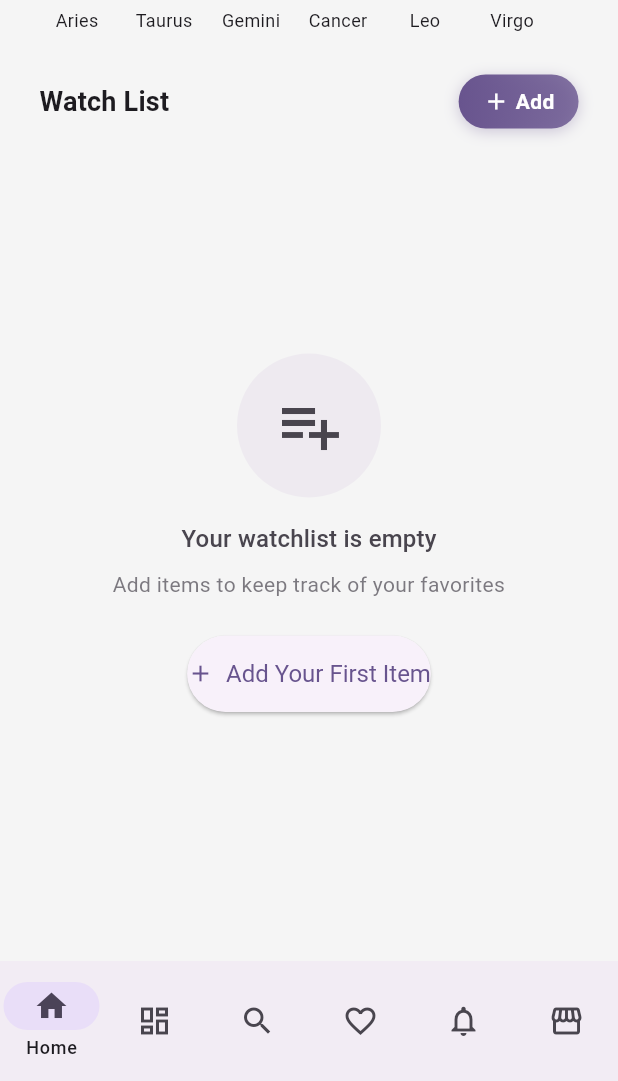
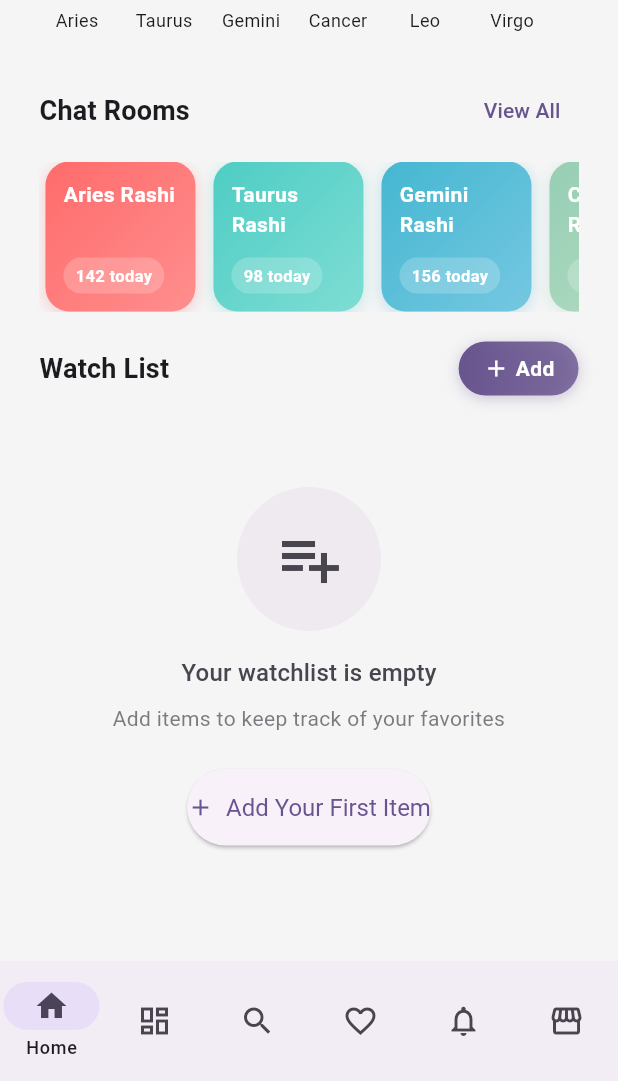
Before and after one commit to RoosterInc/StarChat, a Flutter app: the HomePage screen opened by its route, scrolled down 200 dp, on a phone screen of 412 x 824 dp, the part 155-1236 px from its top. Run offline on Flutter 3.47's test engine with Material 3 defaults, Android fonts, the phone set to English and light mode, and no system bars; our stand-ins replace appwrite, cached_network_image, connectivity_plus, email_validator, flutter_cache_manager, flutter_dotenv and 6 more; accounts and stored records are empty; network calls fail.

Commit message:
Add chat rooms feature with pages and controller

```diff
--- a/lib/bindings/auth_binding.dart
+++ b/lib/bindings/auth_binding.dart
@@ -1,5 +1,6 @@
 import 'package:get/get.dart';
 import '../controllers/auth_controller.dart';
+import '../controllers/chat_controller.dart';
 
 class AuthBinding extends Bindings {
   @override
@@ -8,5 +9,6 @@ class AuthBinding extends Bindings {
     // entire application lifecycle to preserve state such as
     // the `justLoggedOut` flag during navigation.
     Get.put<AuthController>(AuthController(), permanent: true);
+    Get.put(ChatController(), permanent: true);
   }
 }
--- /dev/null
+++ b/lib/controllers/chat_controller.dart
@@ -0,0 +1,179 @@
+import 'package:flutter/material.dart';
+import 'package:get/get.dart';
+import 'package:appwrite/appwrite.dart';
+import 'package:flutter_dotenv/flutter_dotenv.dart';
+import 'package:logger/logger.dart';
+
+import '../models/chat_room.dart';
+import 'auth_controller.dart';
+
+class ChatController extends GetxController {
+  final AuthController _auth = Get.find<AuthController>();
+  final logger = Logger();
+
+  final RxList<ChatRoom> rashiRooms = <ChatRoom>[].obs;
+  final RxList<ChatRoom> joinedRooms = <ChatRoom>[].obs;
+  final Rx<ChatRoom?> currentRoom = Rx<ChatRoom?>(null);
+
+  final RxBool isLoading = false.obs;
+  final RxString error = ''.obs;
+
+  @override
+  void onInit() {
+    super.onInit();
+    initializeChatRooms();
+  }
+
+  Future<void> initializeChatRooms() async {
+    isLoading.value = true;
+    error.value = '';
+    try {
+      await _loadRashiRooms();
+      logger.i('Chat rooms loaded: \${rashiRooms.length}');
+    } catch (e) {
+      error.value = e.toString();
+      logger.e('Error loading chat rooms', error: e);
+      _createMockRashiRooms();
+    } finally {
+      isLoading.value = false;
+    }
+  }
+
+  Future<void> _loadRashiRooms() async {
+    final dbId = dotenv.env['APPWRITE_DATABASE_ID'] ?? 'StarChat_DB';
+    const collectionId = 'chat_rooms';
+    final result = await _auth.databases.listDocuments(
+      databaseId: dbId,
+      collectionId: collectionId,
+      queries: [
+        Query.equal('type', 'rashi'),
+        Query.equal('is_active', true),
+        Query.orderAsc('order'),
+      ],
+    );
+    final rooms =
+        result.documents.map((doc) => ChatRoom.fromJson(doc.data)).toList();
+    rashiRooms.assignAll(rooms);
+  }
+
+  void _createMockRashiRooms() {
+    rashiRooms.assignAll([
+      ChatRoom(
+        id: '1',
+        name: 'Aries Rashi',
+        type: 'rashi',
+        symbol: '♈',
+        dailyMessages: 142,
+        gradientColors: [Color(0xFFFF6B6B), Color(0xFFFF8E8E)],
+      ),
+      ChatRoom(
+        id: '2',
+        name: 'Taurus Rashi',
+        type: 'rashi',
+        symbol: '♉',
+        dailyMessages: 98,
+        gradientColors: [Color(0xFF4ECDC4), Color(0xFF7EDDD4)],
+      ),
+      ChatRoom(
+        id: '3',
+        name: 'Gemini Rashi',
+        type: 'rashi',
+        symbol: '♊',
+        dailyMessages: 156,
+        gradientColors: [Color(0xFF45B7D1), Color(0xFF75C7E1)],
+      ),
+      ChatRoom(
+        id: '4',
+        name: 'Cancer Rashi',
+        type: 'rashi',
+        symbol: '♋',
+        dailyMessages: 89,
+        gradientColors: [Color(0xFF96CEB4), Color(0xFFB6DEC4)],
+      ),
+      ChatRoom(
+        id: '5',
+        name: 'Leo Rashi',
+        type: 'rashi',
+        symbol: '♌',
+        dailyMessages: 203,
+        gradientColors: [Color(0xFFFFA726), Color(0xFFFFB74D)],
+      ),
+      ChatRoom(
+        id: '6',
+        name: 'Virgo Rashi',
+        type: 'rashi',
+        symbol: '♍',
+        dailyMessages: 76,
+        gradientColors: [Color(0xFF8E24AA), Color(0xFFAB47BC)],
+      ),
+      ChatRoom(
+        id: '7',
+        name: 'Libra Rashi',
+        type: 'rashi',
+        symbol: '♎',
+        dailyMessages: 134,
+        gradientColors: [Color(0xFFE91E63), Color(0xFFF06292)],
+      ),
+      ChatRoom(
+        id: '8',
+        name: 'Scorpio Rashi',
+        type: 'rashi',
+        symbol: '♏',
+        dailyMessages: 167,
+        gradientColors: [Color(0xFF5D4037), Color(0xFF8D6E63)],
+      ),
+      ChatRoom(
+        id: '9',
+        name: 'Sagittarius Rashi',
+        type: 'rashi',
+        symbol: '♐',
+        dailyMessages: 92,
+        gradientColors: [Color(0xFF00ACC1), Color(0xFF26C6DA)],
+      ),
+      ChatRoom(
+        id: '10',
+        name: 'Capricorn Rashi',
+        type: 'rashi',
+        symbol: '♑',
+        dailyMessages: 118,
+        gradientColors: [Color(0xFF6D4C41), Color(0xFF8D6E63)],
+      ),
+      ChatRoom(
+        id: '11',
+        name: 'Aquarius Rashi',
+        type: 'rashi',
+        symbol: '♒',
+        dailyMessages: 145,
+        gradientColors: [Color(0xFF42A5F5), Color(0xFF64B5F6)],
+      ),
+      ChatRoom(
+        id: '12',
+        name: 'Pisces Rashi',
+        type: 'rashi',
+        symbol: '♓',
+        dailyMessages: 101,
+        gradientColors: [Color(0xFF26A69A), Color(0xFF4DB6AC)],
+      ),
+    ]);
+    logger.i('Created mock rashi rooms');
+  }
+
+  ChatRoom? getRoomById(String roomId) {
+    return rashiRooms.firstWhereOrNull((r) => r.id == roomId);
+  }
+
+  Future<void> refreshRooms() async {
+    await initializeChatRooms();
+  }
+
+  Future<void> joinRoom(String roomId) async {
+    final room = getRoomById(roomId);
+    if (room != null && !joinedRooms.contains(room)) {
+      joinedRooms.add(room);
+    }
+  }
+
+  Future<void> leaveRoom(String roomId) async {
+    joinedRooms.removeWhere((r) => r.id == roomId);
+  }
+}
--- /dev/null
+++ b/lib/models/chat_room.dart
@@ -0,0 +1,59 @@
+import 'package:flutter/material.dart';
+
+class ChatRoom {
+  final String id;
+  final String name;
+  final String type;
+  final String? rashiId;
+  final String? symbol;
+  final int dailyMessages;
+  final List<Color> gradientColors;
+  final DateTime? lastMessageAt;
+  final bool isActive;
+
+  ChatRoom({
+    required this.id,
+    required this.name,
+    required this.type,
+    this.rashiId,
+    this.symbol,
+    required this.dailyMessages,
+    required this.gradientColors,
+    this.lastMessageAt,
+    this.isActive = true,
+  });
+
+  factory ChatRoom.fromJson(Map<String, dynamic> json) {
+    return ChatRoom(
+      id: json['id'] ?? json['\$id'],
+      name: json['name'],
+      type: json['type'],
+      rashiId: json['rashi_id'],
+      symbol: json['symbol'],
+      dailyMessages: json['daily_messages'] ?? 0,
+      gradientColors: [
+        Color(json['color_primary'] ?? 0xFFFF6B6B),
+        Color(json['color_secondary'] ?? 0xFFFF8E8E),
+      ],
+      lastMessageAt: json['last_message_at'] != null
+          ? DateTime.parse(json['last_message_at'])
+          : null,
+      isActive: json['is_active'] ?? true,
+    );
+  }
+
+  Map<String, dynamic> toJson() {
+    return {
+      'id': id,
+      'name': name,
+      'type': type,
+      'rashi_id': rashiId,
+      'symbol': symbol,
+      'daily_messages': dailyMessages,
+      'color_primary': gradientColors.first.value,
+      'color_secondary': gradientColors.last.value,
+      'last_message_at': lastMessageAt?.toIso8601String(),
+      'is_active': isActive,
+    };
+  }
+}
--- a/lib/pages/home_page.dart
+++ b/lib/pages/home_page.dart
@@ -6,6 +6,8 @@ import '../widgets/adaptive_navigation.dart';
 import '../widgets/sample_sliver_app_bar.dart';
 import '../widgets/safe_network_image.dart';
 import '../widgets/complete_enhanced_watchlist.dart';
+import '../controllers/chat_controller.dart';
+import '../widgets/chat/chat_room_card.dart';
 import 'empty_page.dart';
 
 class HomePage extends StatefulWidget {
@@ -26,6 +28,7 @@ class _HomePageState extends State<HomePage> with TickerProviderStateMixin {
   void initState() {
     super.initState();
     Get.put(WatchlistController(), permanent: true);
+    Get.put(ChatController(), permanent: true);
     _initializeAnimations();
   }
 
@@ -217,6 +220,8 @@ class _HomePageState extends State<HomePage> with TickerProviderStateMixin {
           children: [
             _buildPredictionScoresSection(context),
             SizedBox(height: _getResponsiveSpacing(context)),
+            _buildChatRoomsSection(context),
+            SizedBox(height: _getResponsiveSpacing(context)),
             Expanded(
               child: const EnhancedWatchlistWidget(),
             ),
@@ -300,6 +305,91 @@ class _HomePageState extends State<HomePage> with TickerProviderStateMixin {
     );
   }
 
+  Widget _buildChatRoomsSection(BuildContext context) {
+    final chatController = Get.find<ChatController>();
+    return Column(
+      crossAxisAlignment: CrossAxisAlignment.start,
+      children: [
+        Row(
+          mainAxisAlignment: MainAxisAlignment.spaceBetween,
+          children: [
+            Text(
+              'Chat Rooms',
+              style: Theme.of(context).textTheme.titleMedium?.copyWith(
+                    fontSize: _getResponsiveFontSize(context, 18),
+                    fontWeight: FontWeight.w600,
+                  ),
+            ),
+            TextButton(
+              onPressed: () => Get.toNamed('/chat-rooms-list'),
+              child: Text(
+                'View All',
+                style: TextStyle(
+                  fontSize: _getResponsiveFontSize(context, 14),
+                  color: Theme.of(context).colorScheme.primary,
+                ),
+              ),
+            ),
+          ],
+        ),
+        SizedBox(height: _getResponsiveSpacing(context) * 0.5),
+        SizedBox(
+          height: _getResponsiveHeight(context, 100),
+          child: Obx(() {
+            if (chatController.isLoading.value) {
+              return const Center(child: CircularProgressIndicator());
+            }
+            if (chatController.rashiRooms.isEmpty) {
+              return Center(
+                child: Text(
+                  'No chat rooms available',
+                  style: Theme.of(context).textTheme.bodyMedium?.copyWith(
+                        color: Theme.of(context).colorScheme.onSurfaceVariant,
+                      ),
+                ),
+              );
+            }
+            return ListView.separated(
+              scrollDirection: Axis.horizontal,
+              padding: const EdgeInsets.symmetric(horizontal: 4),
+              itemCount: chatController.rashiRooms.length,
+              separatorBuilder: (_, __) =>
+                  SizedBox(width: _getResponsiveSpacing(context) * 0.6),
+              itemBuilder: (context, index) {
+                final room = chatController.rashiRooms[index];
+                return TweenAnimationBuilder<double>(
+                  tween: Tween(begin: 0.0, end: 1.0),
+                  duration: Duration(milliseconds: 300 + (index * 100)),
+                  curve: Curves.easeOutBack,
+                  builder: (context, value, child) {
+                    return Transform.scale(
+                      scale: 0.8 + (0.2 * value),
+                      child: Opacity(
+                        opacity: value,
+                        child: ChatRoomCard(
+                          room: room,
+                          width: _getResponsiveChatCardWidth(context),
+                          onTap: () => Get.toNamed('/chat-room/${room.id}'),
+                        ),
+                      ),
+                    );
+                  },
+                );
+              },
+            );
+          }),
+        ),
+      ],
+    );
+  }
+
+  double _getResponsiveChatCardWidth(BuildContext context) {
+    final width = MediaQuery.of(context).size.width;
+    if (width >= 1024) return 120.0;
+    if (width >= 600) return 110.0;
+    return 100.0;
+  }
+
   Widget _buildPredictionCard(
       BuildContext context, String name, int number, Color color) {
     return GestureDetector(
--- /dev/null
+++ b/lib/widgets/chat/chat_room_card.dart
@@ -0,0 +1,76 @@
+import 'package:flutter/material.dart';
+import '../../models/chat_room.dart';
+
+class ChatRoomCard extends StatelessWidget {
+  final ChatRoom room;
+  final double width;
+  final VoidCallback onTap;
+
+  const ChatRoomCard(
+      {super.key,
+      required this.room,
+      required this.width,
+      required this.onTap});
+
+  @override
+  Widget build(BuildContext context) {
+    return GestureDetector(
+      onTap: onTap,
+      child: Container(
+        width: width,
+        height: 100,
+        decoration: BoxDecoration(
+          gradient: LinearGradient(
+            colors: room.gradientColors,
+            begin: Alignment.topLeft,
+            end: Alignment.bottomRight,
+          ),
+          borderRadius: BorderRadius.circular(16),
+          boxShadow: [
+            BoxShadow(
+              color: room.gradientColors.first.withOpacity(0.3),
+              blurRadius: 8,
+              offset: const Offset(0, 2),
+            ),
+          ],
+        ),
+        child: Padding(
+          padding: const EdgeInsets.all(12),
+          child: Column(
+            crossAxisAlignment: CrossAxisAlignment.start,
+            mainAxisAlignment: MainAxisAlignment.spaceBetween,
+            children: [
+              Expanded(
+                child: Text(
+                  room.name,
+                  style: const TextStyle(
+                    fontSize: 14,
+                    fontWeight: FontWeight.w600,
+                    color: Colors.white,
+                  ),
+                  maxLines: 2,
+                  overflow: TextOverflow.ellipsis,
+                ),
+              ),
+              Container(
+                padding: const EdgeInsets.symmetric(horizontal: 8, vertical: 4),
+                decoration: BoxDecoration(
+                  color: Colors.white.withOpacity(0.2),
+                  borderRadius: BorderRadius.circular(12),
+                ),
+                child: Text(
+                  '${room.dailyMessages} today',
+                  style: const TextStyle(
+                    fontSize: 11,
+                    fontWeight: FontWeight.w600,
+                    color: Colors.white,
+                  ),
+                ),
+              ),
+            ],
+          ),
+        ),
+      ),
+    );
+  }
+}
```
Also changed, not shown: lib/main.dart (+14 -0 lines), lib/pages/chat_room_page.dart (added, +121 -0 lines), lib/pages/chat_rooms_list_page.dart (added, +68 -0 lines).
